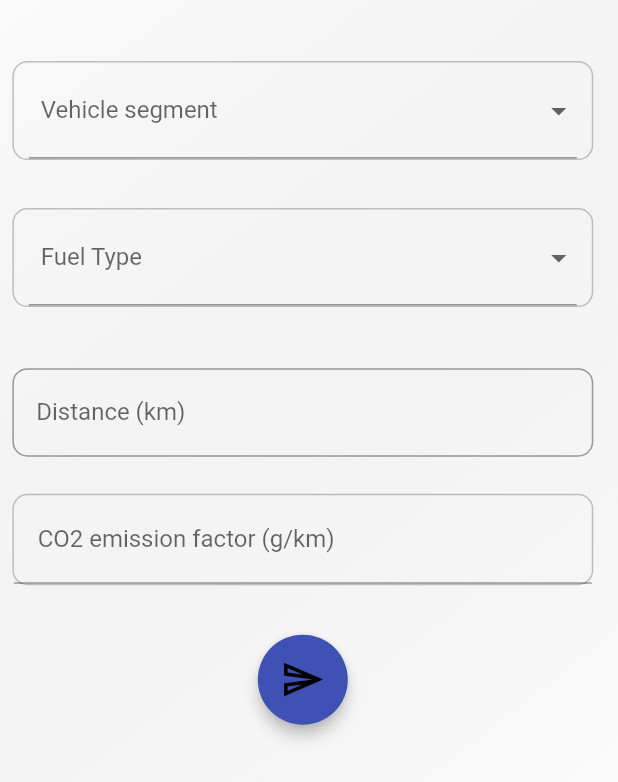
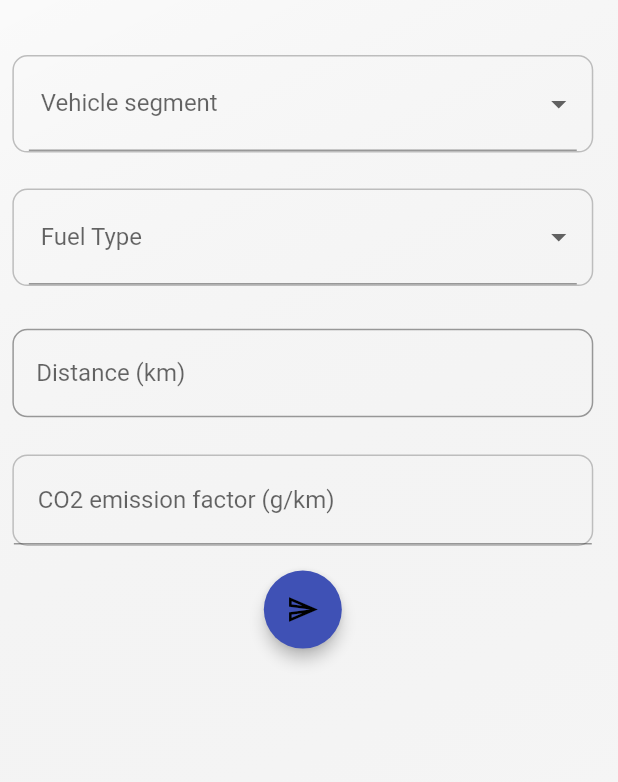
Before and after one commit to Sai-Kartheek-Reddy/EcoTracker, a Flutter app: the FuelConsumptionPage screen opened directly, on a phone screen of 412 x 824 dp. Shown: the top 782 px of the screen. Run offline on Flutter 3.47's test engine with Material 2 defaults, Android fonts, the phone set to English and light mode, and no system bars; our stand-ins replace firebase_auth, firebase_core, get, google_sign_in, page_transition; accounts and stored records are empty; network calls fail.

Commit message:
vinay commit

```diff
--- a/lib/home/carboncal.dart
+++ b/lib/home/carboncal.dart
@@ -1,6 +1,35 @@
 import 'package:flutter/material.dart';
 
 
+class MyApp extends StatelessWidget {
+  const MyApp({Key? key}) : super(key: key);
+
+  @override
+  Widget build(BuildContext context) {
+    return MaterialApp(
+      debugShowCheckedModeBanner: false,
+      title: 'Carbon Footprint Calculator',
+      home: Scaffold(
+        appBar: AppBar(
+          backgroundColor: Colors.white,
+          title: Text(
+            'Carbon Footprint Calculator',
+            style: TextStyle(
+              color: Colors.black,
+              fontWeight: FontWeight.bold,
+            ),
+          ),
+        ),
+        body: FuelConsumptionPage(),
+      ),
+      theme: ThemeData(
+        scaffoldBackgroundColor: Colors.white,
+      ),
+    );
+  }
+
+
+}
 
 class FuelConsumptionPage extends StatefulWidget {
   const FuelConsumptionPage({Key? key}) : super(key: key);
@@ -100,6 +129,8 @@ class _FuelConsumptionPageState extends State<FuelConsumptionPage> {
 
   Widget buildFuelTypeDropDown() {
     return Container(
+      width: 100.0,
+      height: 65.0,
       decoration: ShapeDecoration(
           shape: RoundedRectangleBorder(
             borderRadius: BorderRadius.circular(10.0),
@@ -169,6 +200,8 @@ class _FuelConsumptionPageState extends State<FuelConsumptionPage> {
 
   Widget buildCarModelDropDown() {
     return Container(
+      width: 100.0,
+      height: 65.0,
       decoration: ShapeDecoration(
         shape: RoundedRectangleBorder(
           borderRadius: BorderRadius.circular(10.0),
@@ -239,8 +272,7 @@ class _FuelConsumptionPageState extends State<FuelConsumptionPage> {
   Widget build(BuildContext context) {
     return SafeArea(
       child: Scaffold(
-        body: SingleChildScrollView(
-            child: Container(
+        body: Container(
           padding: EdgeInsets.only(
             top: MediaQuery.of(context).size.height * 0.03,
             left: MediaQuery.of(context).size.height * 0.01,
@@ -255,16 +287,18 @@ class _FuelConsumptionPageState extends State<FuelConsumptionPage> {
             crossAxisAlignment: CrossAxisAlignment.stretch,
             children: [
 
-                  const SizedBox(height: 16),
+              const SizedBox(height: 12),
               buildCarModelDropDown(),
-                  const SizedBox(height: 16),
+              const SizedBox(height: 12),
 
-                  const SizedBox(height: 16),
+              const SizedBox(height: 12),
               buildFuelTypeDropDown(),
-                  const SizedBox(height: 16),
+              const SizedBox(height: 12),
 
-                SizedBox(height: MediaQuery.of(context).size.height*0.03),
-                  Column(
+              SizedBox(height: MediaQuery.of(context).size.height*0.02),
+              Container(
+                child:SingleChildScrollView(
+                  child:Column(
                     children: [
                       TextFormField(
                         controller: distanceController,
@@ -296,13 +330,17 @@ class _FuelConsumptionPageState extends State<FuelConsumptionPage> {
                       ),
                     ],
                   ),
-                  SizedBox(height: MediaQuery.of(context).size.height*0.04,),
-                  ElevatedButton(
+                ),
+              ),
+              SizedBox(height: MediaQuery.of(context).size.height*0.02,),
+              Container(
+                child: SingleChildScrollView(
+                  child:ElevatedButton(
                     onPressed: calculateFuelConsumption,
                     child: Icon(
                       Icons.send_outlined,
                       color: Colors.black,
-                      size: 30,
+                      size: 22,
                     ),
                     style: ElevatedButton.styleFrom(
                       shape: CircleBorder(),
@@ -312,9 +350,10 @@ class _FuelConsumptionPageState extends State<FuelConsumptionPage> {
                       elevation: 4,
                     ),
                   ),
+                ),
+              ),
               const SizedBox(height: 50),
             ],
-              ),
           ),
         ),
       ),
```
Lines whose indentation alone changed are shown as unchanged.
